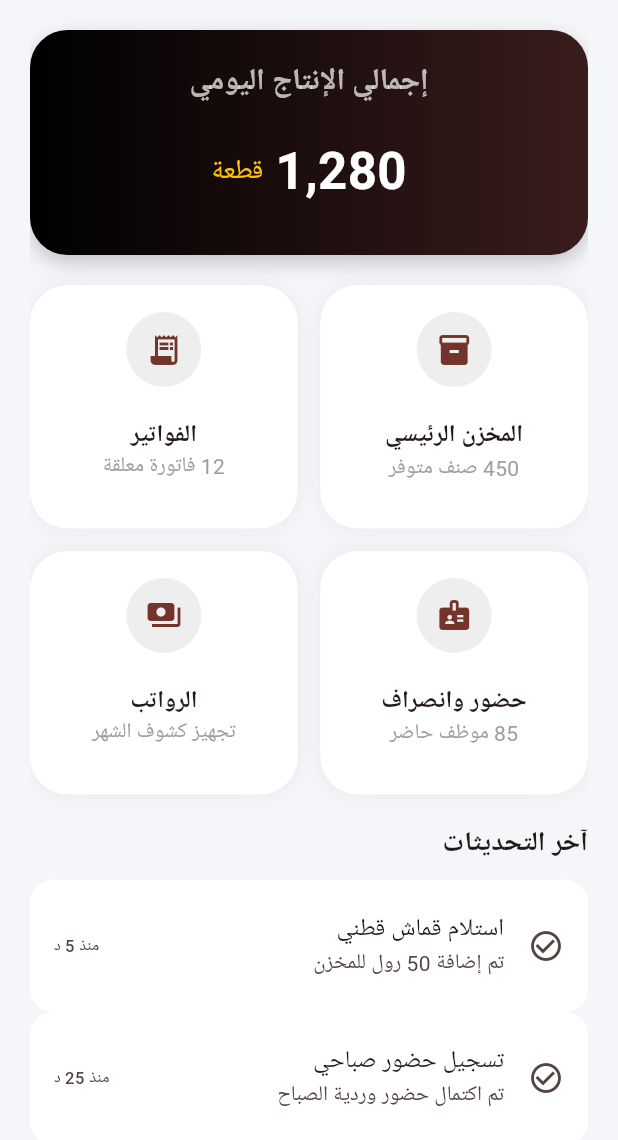
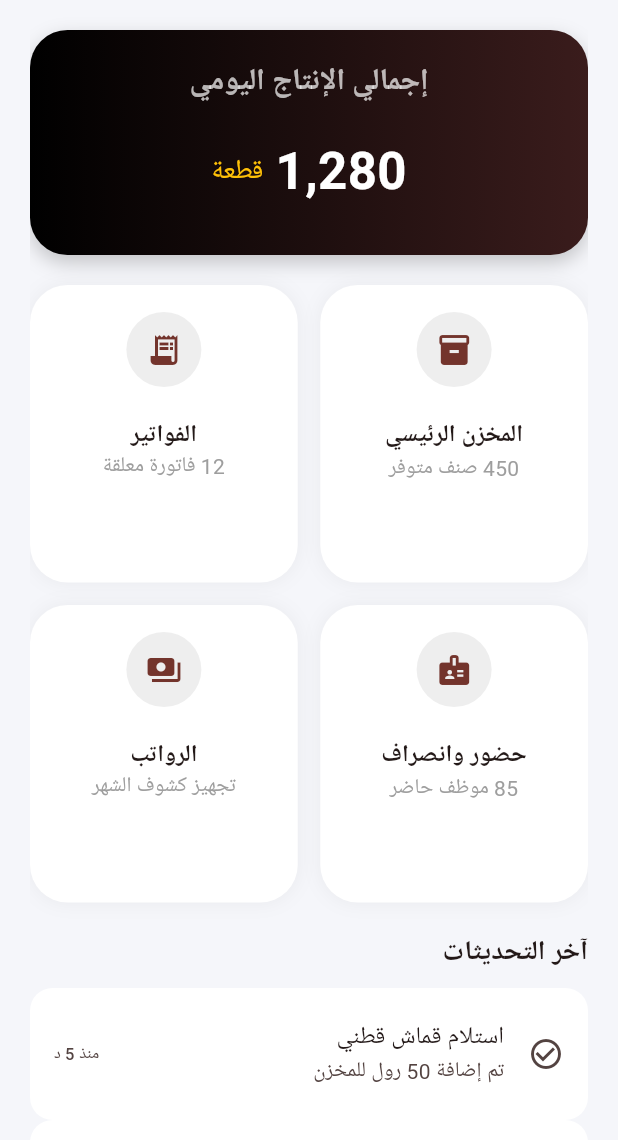
Before and after one commit to Mohammed-AbdElhakim/hi_class_factory, a Flutter app: the HomeView screen opened directly, on a phone screen of 412 x 824 dp, the part 96-1236 px from its top. Run offline on Flutter 3.47's test engine with Material 3 defaults, Android fonts, the phone set to English and light mode, and no system bars; our stand-ins replace cloud_firestore, dartz, equatable, firebase_auth, firebase_core, flutter_bloc and 3 more; accounts and stored records are empty; Roboto replaces fonts that are missing (Poppins).

Commit message:
add PRODUCT

```diff
--- a/lib/features/home_view.dart
+++ b/lib/features/home_view.dart
@@ -46,15 +46,15 @@ class Header extends StatelessWidget {
   Widget build(BuildContext context) {
     return Row(
       children: [
-        const CircleAvatar(radius:27 , backgroundImage: AssetImage("assets/images/logo_img.png"),),
+        const CircleAvatar(
+          radius: 27,
+          backgroundImage: AssetImage("assets/images/logo_img.png"),
+        ),
         const SizedBox(width: 10),
         Column(
           crossAxisAlignment: CrossAxisAlignment.center,
           children: const [
-            Text(
-              "هاي كلاس",
-              style: TextStyle(fontSize: 20, fontWeight: FontWeight.bold),
-            ),
+            Text("هاي كلاس", style: TextStyle(fontSize: 20, fontWeight: FontWeight.bold)),
             Text("نظام إدارة المصنع"),
           ],
         ),
@@ -62,7 +62,6 @@ class Header extends StatelessWidget {
         const CircleAvatar(child: Icon(Icons.person)),
         const SizedBox(width: 10),
         const CircleAvatar(child: Icon(Icons.notifications)),
-
       ],
     );
   }
@@ -82,18 +81,13 @@ class ProductionCard extends StatelessWidget {
       padding: const EdgeInsets.all(20),
       decoration: BoxDecoration(
         borderRadius: BorderRadius.circular(25),
-        gradient: const LinearGradient(
-          colors: [
-            Colors.black,
-            Color(0xff3A1C1C),
-          ],
-        ),
+        gradient: const LinearGradient(colors: [Colors.black, Color(0xff3A1C1C)]),
         boxShadow: [
           BoxShadow(
             blurRadius: 10,
-            color: Colors.black.withOpacity(.2),
+            color: Colors.black.withValues(alpha: .2),
             offset: const Offset(0, 5),
-          )
+          ),
         ],
       ),
       child: Column(
@@ -101,7 +95,11 @@ class ProductionCard extends StatelessWidget {
         children: const [
           Text(
             "إجمالي الإنتاج اليومي",
-            style: TextStyle(color: Colors.white70, fontSize: 20 , fontWeight: FontWeight.bold),
+            style: TextStyle(
+              color: Colors.white70,
+              fontSize: 20,
+              fontWeight: FontWeight.bold,
+            ),
           ),
           SizedBox(height: 20),
           Row(
@@ -116,10 +114,7 @@ class ProductionCard extends StatelessWidget {
                 ),
               ),
               SizedBox(width: 8),
-              Text(
-                "قطعة",
-                style: TextStyle(color: Colors.amber, fontSize: 18),
-              ),
+              Text("قطعة", style: TextStyle(color: Colors.amber, fontSize: 18)),
             ],
           ),
         ],
@@ -143,7 +138,7 @@ class GridSection extends StatelessWidget {
       crossAxisCount: 2,
       mainAxisSpacing: 15,
       crossAxisSpacing: 15,
-      childAspectRatio: 1.1,
+      childAspectRatio: 0.9,
       children: const [
         DashboardCard(
           icon: Icons.inventory_2,
@@ -205,12 +200,7 @@ class DashboardCard extends StatelessWidget {
   Widget build(BuildContext context) {
     return GestureDetector(
       onTap: () {
-        Navigator.push(
-          context,
-          MaterialPageRoute(
-            builder: (_) => page,
-          ),
-        );
+        Navigator.push(context, MaterialPageRoute(builder: (_) => page));
       },
       child: Container(
         padding: const EdgeInsets.all(18),
@@ -218,10 +208,7 @@ class DashboardCard extends StatelessWidget {
           color: Colors.white,
           borderRadius: BorderRadius.circular(25),
           boxShadow: [
-            BoxShadow(
-              blurRadius: 10,
-              color: Colors.black.withOpacity(.05),
-            )
+            BoxShadow(blurRadius: 10, color: Colors.black.withValues(alpha: .05)),
           ],
         ),
         child: Column(
@@ -235,15 +222,9 @@ class DashboardCard extends StatelessWidget {
             const SizedBox(height: 20),
             Text(
               title,
-              style: const TextStyle(
-                fontWeight: FontWeight.bold,
-                fontSize: 16,
-              ),
+              style: const TextStyle(fontWeight: FontWeight.bold, fontSize: 16),
             ),
-            Text(
-              subtitle,
-              style: const TextStyle(color: Colors.grey),
-            ),
+            Text(subtitle, style: const TextStyle(color: Colors.grey)),
             if (status.isNotEmpty)
               Text(
                 status,
@@ -258,7 +239,6 @@ class DashboardCard extends StatelessWidget {
     );
   }
 }
-
 
 ////////////////////////////////////////////////////////////
 /// Updates Section / اخر التحديثات
@@ -316,9 +296,7 @@ class UpdateTile extends StatelessWidget {
   Widget build(BuildContext context) {
     return ListTile(
       tileColor: Colors.white,
-      shape: RoundedRectangleBorder(
-        borderRadius: BorderRadius.circular(15),
-      ),
+      shape: RoundedRectangleBorder(borderRadius: BorderRadius.circular(15)),
       contentPadding: const EdgeInsets.symmetric(horizontal: 16, vertical: 8),
       leading: const Icon(Icons.check_circle_outline),
       title: Text(title, textAlign: TextAlign.right),
```
Also changed, not shown: lib/features/warehouses/WarehouseDetailsView .dart (+178 -104 lines).
